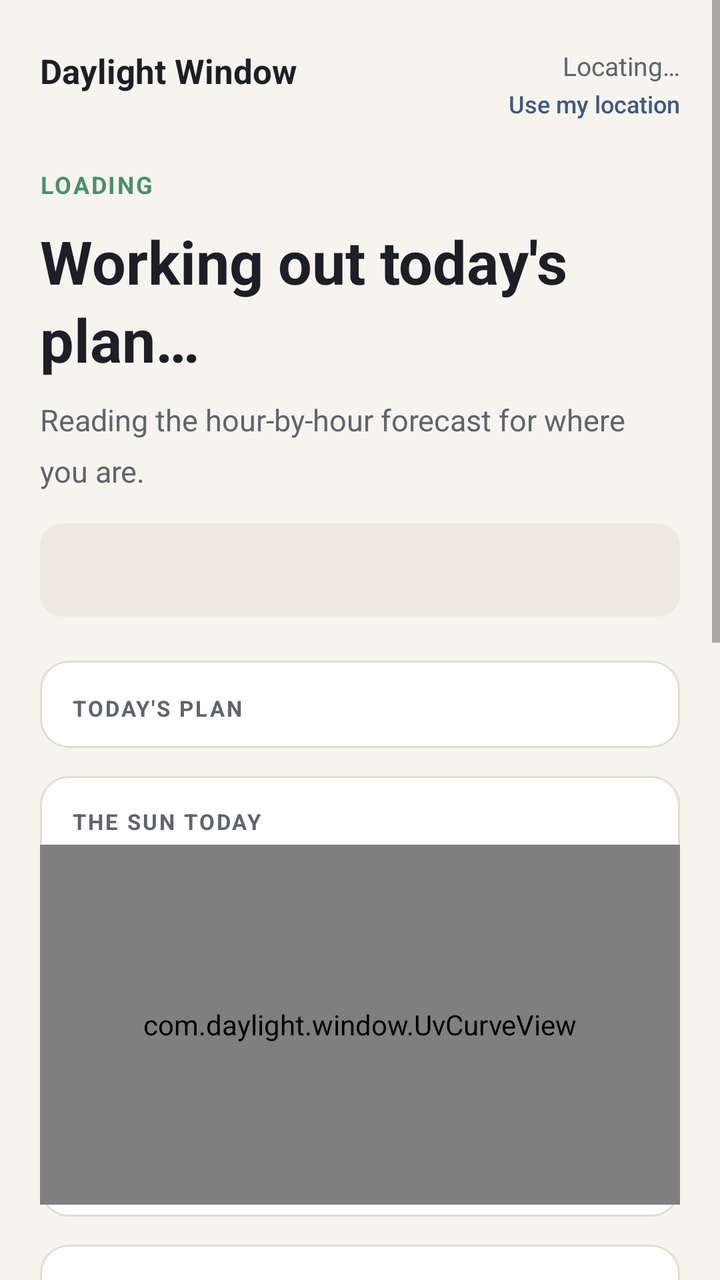
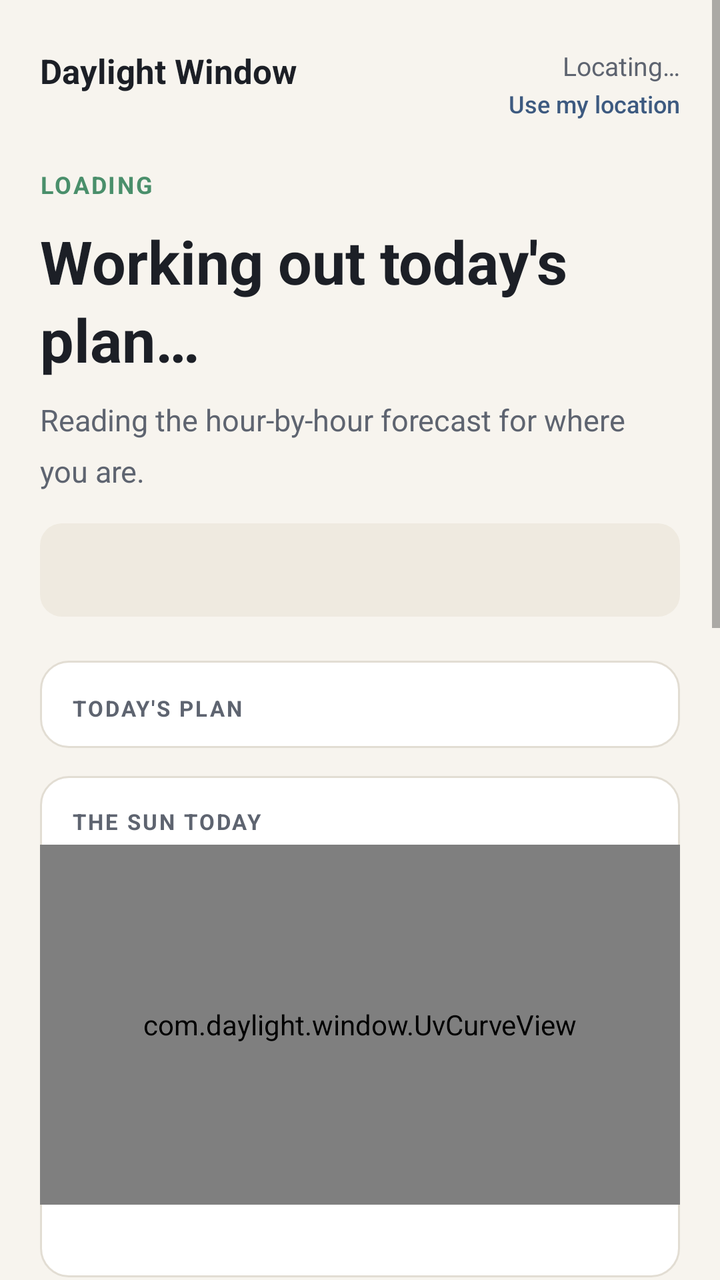

Before-and-after screenshots of an Android layout around one commit, followed by the original layout XML and the change that was made.
<!-- AndroidManifest.xml: application theme Theme.Daylight -->
<!-- res/layout/activity_main.xml -->
<?xml version="1.0" encoding="utf-8"?>
<ScrollView xmlns:android="http://schemas.android.com/apk/res/android"
    android:layout_width="match_parent"
    android:layout_height="match_parent"
    android:background="@color/paper"
    android:fillViewport="true">

    <LinearLayout
        android:layout_width="match_parent"
        android:layout_height="wrap_content"
        android:orientation="vertical"
        android:paddingStart="20dp"
        android:paddingEnd="20dp"
        android:paddingTop="24dp"
        android:paddingBottom="40dp">

        
        <LinearLayout
            android:layout_width="match_parent"
            android:layout_height="wrap_content"
            android:baselineAligned="true"
            android:orientation="horizontal">

            <TextView
                android:layout_width="0dp"
                android:layout_height="wrap_content"
                android:layout_weight="1"
                android:text="@string/app_name"
                android:textColor="@color/ink"
                android:textSize="17sp"
                android:textStyle="bold" />

            <LinearLayout
                android:layout_width="wrap_content"
                android:layout_height="wrap_content"
                android:gravity="end"
                android:orientation="vertical">

                <TextView
                    android:id="@+id/place"
                    android:layout_width="wrap_content"
                    android:layout_height="wrap_content"
                    android:text="@string/locating"
                    android:textColor="@color/ink_soft"
                    android:textSize="13sp" />

                <Button
                    android:id="@+id/relocate"
                    style="?android:attr/borderlessButtonStyle"
                    android:layout_width="wrap_content"
                    android:layout_height="wrap_content"
                    android:minHeight="0dp"
                    android:minWidth="0dp"
                    android:paddingStart="0dp"
                    android:paddingEnd="0dp"
                    android:paddingTop="2dp"
                    android:paddingBottom="2dp"
                    android:text="@string/use_my_location"
                    android:textAllCaps="false"
                    android:textColor="@color/accent"
                    android:textSize="12sp" />
            </LinearLayout>
        </LinearLayout>

        
        <TextView
            android:id="@+id/status"
            android:layout_width="wrap_content"
            android:layout_height="wrap_content"
            android:layout_marginTop="22dp"
            android:letterSpacing="0.08"
            android:text="@string/status_loading"
            android:textAllCaps="true"
            android:textColor="@color/uv_none"
            android:textSize="12sp"
            android:textStyle="bold" />

        <TextView
            android:id="@+id/headline"
            android:layout_width="match_parent"
            android:layout_height="wrap_content"
            android:layout_marginTop="10dp"
            android:lineSpacingMultiplier="1.1"
            android:text="@string/headline_loading"
            android:textColor="@color/ink"
            android:textSize="30sp"
            android:textStyle="bold" />

        <TextView
            android:id="@+id/detail"
            android:layout_width="match_parent"
            android:layout_height="wrap_content"
            android:layout_marginTop="10dp"
            android:lineSpacingMultiplier="1.4"
            android:text="@string/detail_loading"
            android:textColor="@color/ink_soft"
            android:textSize="15sp" />

        
        <TextView
            android:id="@+id/safety"
            android:layout_width="match_parent"
            android:layout_height="wrap_content"
            android:layout_marginTop="16dp"
            android:background="@drawable/safety_panel"
            android:lineSpacingMultiplier="1.45"
            android:padding="14dp"
            android:textColor="@color/ink"
            android:textSize="13.5sp" />

        
        <LinearLayout
            android:layout_width="match_parent"
            android:layout_height="wrap_content"
            android:layout_marginTop="22dp"
            android:background="@drawable/card"
            android:orientation="vertical">

            <LinearLayout
                android:layout_width="match_parent"
                android:layout_height="wrap_content"
                android:baselineAligned="true"
                android:orientation="horizontal"
                android:paddingStart="16dp"
                android:paddingEnd="16dp"
                android:paddingTop="14dp"
                android:paddingBottom="12dp">

                <TextView
                    android:layout_width="0dp"
                    android:layout_height="wrap_content"
                    android:layout_weight="1"
                    android:letterSpacing="0.09"
                    android:text="@string/todays_plan"
                    android:textAllCaps="true"
                    android:textColor="@color/ink_soft"
                    android:textSize="11sp"
                    android:textStyle="bold" />

                <TextView
                    android:id="@+id/total"
                    android:layout_width="wrap_content"
                    android:layout_height="wrap_content"
                    android:maxLines="1"
                    android:textColor="@color/ink"
                    android:textSize="13sp"
                    android:textStyle="bold" />
            </LinearLayout>

            <LinearLayout
                android:id="@+id/plan"
                android:layout_width="match_parent"
                android:layout_height="wrap_content"
                android:orientation="vertical" />
        </LinearLayout>

        
        <LinearLayout
            android:layout_width="match_parent"
            android:layout_height="wrap_content"
            android:layout_marginTop="14dp"
            android:background="@drawable/card"
            android:orientation="vertical"
            android:paddingBottom="6dp">

            <LinearLayout
                android:layout_width="match_parent"
                android:layout_height="wrap_content"
                android:baselineAligned="true"
                android:orientation="horizontal"
                android:paddingStart="16dp"
                android:paddingEnd="16dp"
                android:paddingTop="14dp">

                <TextView
                    android:layout_width="0dp"
                    android:layout_height="wrap_content"
                    android:layout_weight="1"
                    android:letterSpacing="0.09"
                    android:text="@string/sun_today"
                    android:textAllCaps="true"
                    android:textColor="@color/ink_soft"
                    android:textSize="11sp"
                    android:textStyle="bold" />

                <TextView
                    android:id="@+id/peak"
                    android:layout_width="wrap_content"
                    android:layout_height="wrap_content"
                    android:maxLines="1"
                    android:textColor="@color/ink_soft"
                    android:textSize="12sp" />
            </LinearLayout>

            <com.daylight.window.UvCurveView
                android:id="@+id/curve"
                android:layout_width="match_parent"
                android:layout_height="180dp"
                android:layout_marginTop="4dp" />
        </LinearLayout>

        
        <LinearLayout
            android:layout_width="match_parent"
            android:layout_height="wrap_content"
            android:layout_marginTop="14dp"
            android:background="@drawable/card"
            android:orientation="vertical"
            android:padding="16dp">

            <TextView
                android:layout_width="match_parent"
                android:layout_height="wrap_content"
                android:letterSpacing="0.09"
                android:text="@string/going_out_now"
                android:textAllCaps="true"
                android:textColor="@color/ink_soft"
                android:textSize="11sp"
                android:textStyle="bold" />

            <TextView
                android:id="@+id/trip_status"
                android:layout_width="match_parent"
                android:layout_height="wrap_content"
                android:layout_marginTop="8dp"
                android:lineSpacingMultiplier="1.4"
                android:textColor="@color/ink"
                android:textSize="14sp" />

            <Button
                android:id="@+id/trip"
                android:layout_width="match_parent"
                android:layout_height="wrap_content"
                android:layout_marginTop="12dp"
                android:text="@string/trip_start"
                android:textAllCaps="false" />
        </LinearLayout>

        
        <TextView
            android:layout_width="match_parent"
            android:layout_height="wrap_content"
            android:layout_marginTop="26dp"
            android:text="@string/label_skin"
            android:textColor="@color/ink_soft"
            android:textSize="13sp" />

        <Spinner
            android:id="@+id/skin"
            android:layout_width="match_parent"
            android:layout_height="wrap_content"
            android:layout_marginTop="4dp" />

        <TextView
            android:layout_width="match_parent"
            android:layout_height="wrap_content"
            android:layout_marginTop="16dp"
            android:text="@string/label_profile"
            android:textColor="@color/ink_soft"
            android:textSize="13sp" />

        <Spinner
            android:id="@+id/profile"
            android:layout_width="match_parent"
            android:layout_height="wrap_content"
            android:layout_marginTop="4dp" />

        <TextView
            android:id="@+id/profile_note"
            android:layout_width="match_parent"
            android:layout_height="wrap_content"
            android:layout_marginTop="8dp"
            android:lineSpacingMultiplier="1.45"
            android:textColor="@color/ink_soft"
            android:textSize="12.5sp" />

        <TextView
            android:layout_width="match_parent"
            android:layout_height="wrap_content"
            android:layout_marginTop="16dp"
            android:text="@string/label_shape"
            android:textColor="@color/ink_soft"
            android:textSize="13sp" />

        <Spinner
            android:id="@+id/shape"
            android:layout_width="match_parent"
            android:layout_height="wrap_content"
            android:layout_marginTop="4dp" />

        <TextView
            android:layout_width="match_parent"
            android:layout_height="wrap_content"
            android:layout_marginTop="16dp"
            android:text="@string/label_alerts"
            android:textColor="@color/ink_soft"
            android:textSize="13sp" />

        <Spinner
            android:id="@+id/alerts"
            android:layout_width="match_parent"
            android:layout_height="wrap_content"
            android:layout_marginTop="4dp" />

        
        <Button
            android:id="@+id/sources"
            android:layout_width="match_parent"
            android:layout_height="wrap_content"
            android:layout_marginTop="24dp"
            android:text="@string/where_numbers_come_from"
            android:textAllCaps="false" />

        <TextView
            android:layout_width="match_parent"
            android:layout_height="wrap_content"
            android:layout_marginTop="18dp"
            android:lineSpacingMultiplier="1.5"
            android:text="@string/footer_caveat"
            android:textColor="@color/ink_soft"
            android:textSize="12.5sp" />
    </LinearLayout>
</ScrollView>
<!-- resources referenced by this layout -->
<resources>
  <color name="accent">#FF3D5A80</color>
  <color name="ink">#FF1C1F26</color>
  <color name="ink_soft">#FF5E6470</color>
  <color name="paper">#FFF7F4EE</color>
  <color name="uv_none">#FF4A8F6B</color>
  <!-- drawable card (drawable) -->
  <?xml version="1.0" encoding="utf-8"?>
  <shape xmlns:android="http://schemas.android.com/apk/res/android"
      android:shape="rectangle">
      <solid android:color="@color/raised" />
      <stroke android:width="1dp" android:color="@color/rule" />
      <corners android:radius="14dp" />
  </shape>
  <!-- drawable safety_panel (drawable) -->
  <?xml version="1.0" encoding="utf-8"?>
  <shape xmlns:android="http://schemas.android.com/apk/res/android"
      android:shape="rectangle">
      <solid android:color="@color/safety_panel" />
      <corners android:radius="11dp" />
  </shape>
  <string name="app_name">Daylight Window</string>
  <string name="detail_loading">Reading the hour-by-hour forecast for where you are.</string>
  <string name="footer_caveat">No amount of sun is completely free of risk — that is measured, not a disclaimer. The risk falls as the sun weakens but never reaches zero. This app finds the gentlest daylight of your day and keeps your total under a published safety limit. It is not medical advice.</string>
  <string name="going_out_now">Going out right now</string>
  <string name="headline_loading">Working out today\'s plan…</string>
  <string name="label_alerts">How to tell me</string>
  <string name="label_profile">How much sun per day</string>
  <string name="label_shape">How to split your time</string>
  <string name="label_skin">Skin type</string>
  <string name="locating">Locating…</string>
  <string name="status_loading">Loading</string>
  <string name="sun_today">The sun today</string>
  <string name="todays_plan">Today\'s plan</string>
  <string name="trip_start">I am going outside now</string>
  <string name="use_my_location">Use my location</string>
  <string name="where_numbers_come_from">Where these numbers come from</string>
  <style name="Theme.Daylight" parent="Theme.AppCompat.DayNight.NoActionBar">
          <item name="android:colorBackground">@color/paper</item>
          <item name="android:textColorPrimary">@color/ink</item>
          <item name="android:statusBarColor">@color/paper</item>
          <item name="colorAccent">@color/accent</item>
      </style>
  <color name="raised">#FFFFFFFF</color>
  <color name="rule">#FFE2DDD3</color>
  <color name="safety_panel">#FFEFEAE0</color>
</resources>

<!-- the commit's change to res/layout/activity_main.xml (unified diff, before → after) -->
@@ -197,6 +197,18 @@
                 android:layout_width="match_parent"
                 android:layout_height="180dp"
                 android:layout_marginTop="4dp" />
+
+            <TextView
+                android:id="@+id/source_note"
+                android:layout_width="match_parent"
+                android:layout_height="wrap_content"
+                android:lineSpacingMultiplier="1.4"
+                android:paddingStart="16dp"
+                android:paddingEnd="16dp"
+                android:paddingTop="4dp"
+                android:paddingBottom="10dp"
+                android:textColor="@color/ink_soft"
+                android:textSize="12sp" />
         </LinearLayout>
 
         
